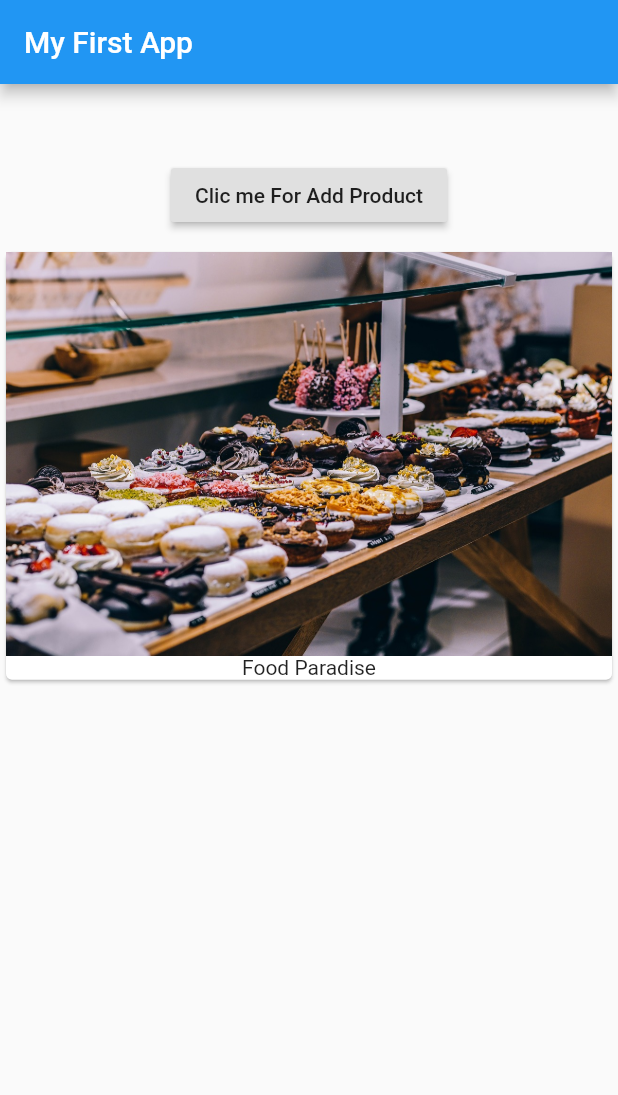
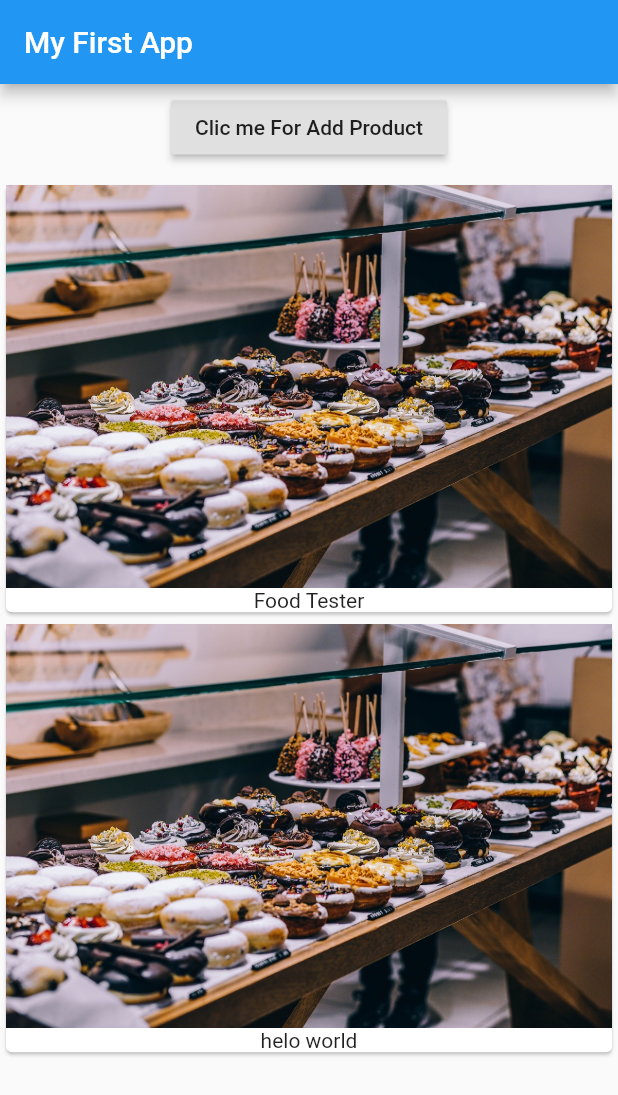
Before and after one commit to shalgorepublic/Flutter_practice_app, a Flutter app: the screen it shows after launch, on a phone screen of 412 x 824 dp. Shown: the top 1095 px of the screen. Run offline on Flutter 3.47's test engine with Material 2 defaults, Android fonts, the phone set to English and light mode, and no system bars.

Commit message:
add mapping functionality

```diff
--- a/lib/main.dart
+++ b/lib/main.dart
@@ -4,7 +4,17 @@ void main() {
   runApp(new MyApp());
 }
 
-class MyApp extends StatelessWidget {
+class MyApp extends StatefulWidget {
+  @override
+  State<StatefulWidget> createState() {
+    // TODO: implement createState
+    return _MyAppState();
+  }
+}
+
+class _MyAppState extends State<MyApp> {
+  List<String> _products = ['Food Tester','helo world'];
+
   @override
   Widget build(BuildContext context) {
     return MaterialApp(
@@ -12,23 +22,28 @@ class MyApp extends StatelessWidget {
           appBar: AppBar(
             title: new Text("My First App"),
           ),
-          body: Column(children: [
+          body: Column(
+            children: [
               Container(
-              margin: EdgeInsets.only(top: 50.0,bottom: 10.0),
+                margin: EdgeInsets.only(top: 5.0, bottom: 10.0),
                 child: RaisedButton(
                   child: Text("Clic me For Add Product"),
                   onPressed: () {},
                 ),
               ),
-            Card(
+              Column(
+                  children: _products
+                      .map((element) => Card(
                             child: Column(
                               children: <Widget>[
                                 Image.asset('assets/food.jpg'),
-                  Text("Food Paradise")
+                                Text(element)
                               ],
                             ),
-            )
-          ])),
+                          ))
+                      .toList()),
+            ],
+          )),
     );
   }
 }
```
Lines whose indentation alone changed are shown as unchanged.
